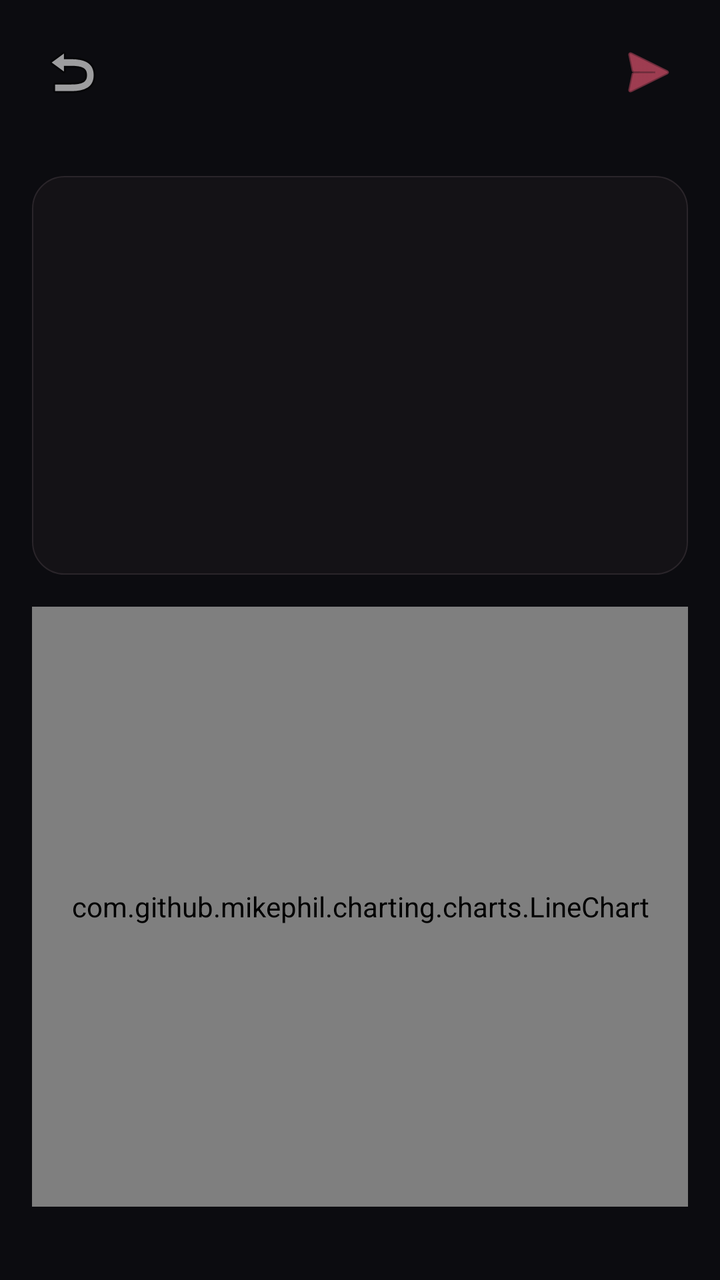
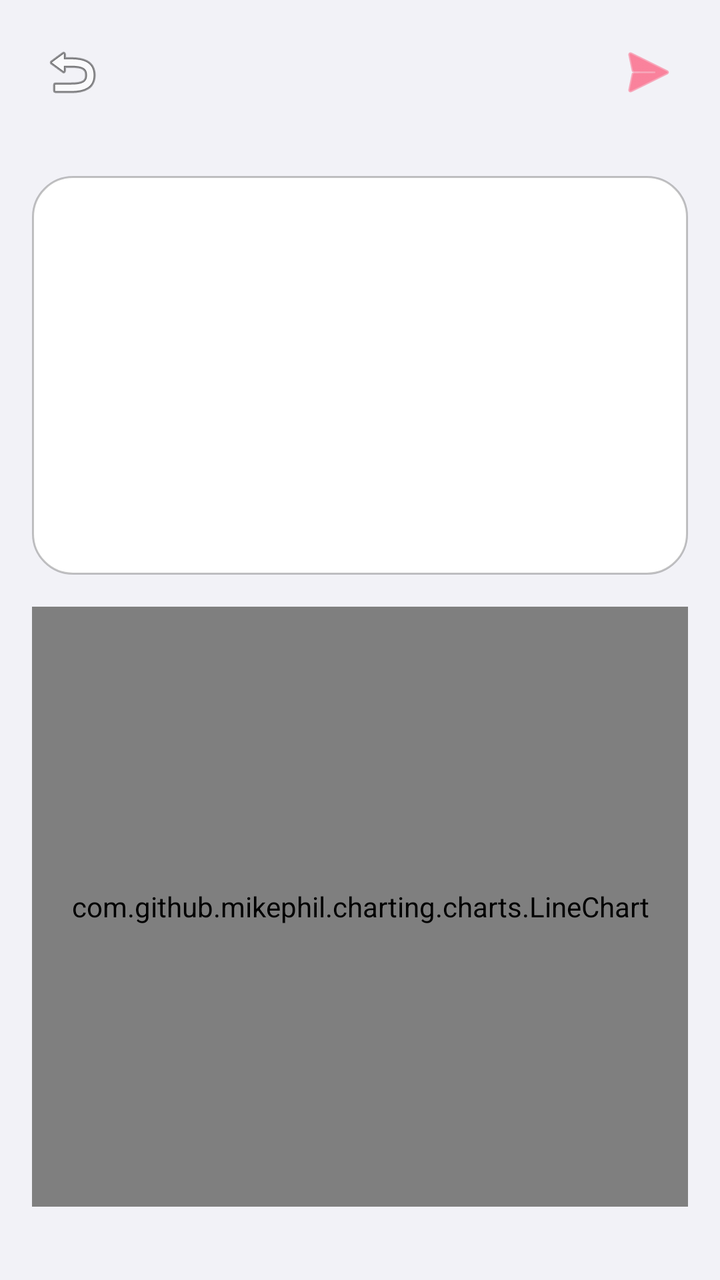

An Android layout rendered at two revisions. The XML below is the earlier revision; the diff shows what the commit changed to produce the second picture.
<!-- AndroidManifest.xml: activity theme AppTheme -->
<!-- res/layout/activity_game_records.xml -->
<?xml version="1.0" encoding="utf-8"?>
<LinearLayout xmlns:android="http://schemas.android.com/apk/res/android"
    android:layout_width="match_parent"
    android:layout_height="match_parent"
    android:orientation="vertical"
    android:background="#0c0c10">
    
    <LinearLayout
        android:layout_width="match_parent"
        android:layout_height="wrap_content"
        android:orientation="horizontal"
        android:gravity="center_vertical"
        android:padding="16dp">
        
        <ImageButton
            android:id="@+id/btnBack"
            android:layout_width="40dp"
            android:layout_height="40dp"
            android:src="@android:drawable/ic_menu_revert"
            android:background="?attr/selectableItemBackgroundBorderless"
            android:contentDescription="返回"
            android:importantForAccessibility="yes"/>
        
        <TextView
            android:id="@+id/tvAppName"
            android:layout_width="0dp"
            android:layout_height="wrap_content"
            android:layout_weight="1"
            android:textColor="#ff5d7c"
            android:textSize="18sp"
            android:textStyle="bold"
            android:layout_marginStart="16dp"/>
        
        <ImageButton
            android:id="@+id/btnShare"
            android:layout_width="40dp"
            android:layout_height="40dp"
            android:src="@android:drawable/ic_menu_send"
            android:background="?attr/selectableItemBackgroundBorderless"
            android:contentDescription="分享"
            android:importantForAccessibility="yes"
            android:tint="#ff5d7c"/>
    </LinearLayout>
    
    <ScrollView
        android:layout_width="match_parent"
        android:layout_height="0dp"
        android:layout_weight="1"
        android:padding="16dp">
        
        <LinearLayout
            android:layout_width="match_parent"
            android:layout_height="wrap_content"
            android:orientation="vertical">
            
            <LinearLayout
                android:layout_width="match_parent"
                android:layout_height="wrap_content"
                android:background="@drawable/glass_card"
                android:padding="16dp"
                android:orientation="vertical"
                android:layout_marginBottom="16dp">
                
                <TextView
                    android:id="@+id/tvStartTime"
                    android:layout_width="wrap_content"
                    android:layout_height="wrap_content"
                    android:textColor="#e2c2cf"
                    android:textSize="14sp"
                    android:layout_marginBottom="8dp"/>
                
                <TextView
                    android:id="@+id/tvEndTime"
                    android:layout_width="wrap_content"
                    android:layout_height="wrap_content"
                    android:textColor="#e2c2cf"
                    android:textSize="14sp"
                    android:layout_marginBottom="8dp"/>
                
                <TextView
                    android:id="@+id/tvDuration"
                    android:layout_width="wrap_content"
                    android:layout_height="wrap_content"
                    android:textColor="#e2c2cf"
                    android:textSize="14sp"
                    android:layout_marginBottom="8dp"/>
                
                <TextView
                    android:id="@+id/tvMaxHR"
                    android:layout_width="wrap_content"
                    android:layout_height="wrap_content"
                    android:textColor="#ff5d7c"
                    android:textSize="16sp"
                    android:textStyle="bold"
                    android:layout_marginBottom="8dp"/>
                
                <TextView
                    android:id="@+id/tvMinHR"
                    android:layout_width="wrap_content"
                    android:layout_height="wrap_content"
                    android:textColor="#ff5d7c"
                    android:textSize="16sp"
                    android:textStyle="bold"
                    android:layout_marginTop="8dp"/>

                <TextView
                    android:id="@+id/tvAvgHR"
                    android:layout_width="wrap_content"
                    android:layout_height="wrap_content"
                    android:textColor="#e2c2cf"
                    android:textSize="14sp"
                    android:layout_marginTop="8dp"/>
            </LinearLayout>
            
            <com.github.mikephil.charting.charts.LineChart
                android:id="@+id/lineChart"
                android:layout_width="match_parent"
                android:layout_height="300dp"
                android:background="@drawable/glass_card"/>
        </LinearLayout>
    </ScrollView>
</LinearLayout>
<!-- resources referenced by this layout -->
<resources>
  <!-- drawable glass_card (drawable) -->
  <?xml version="1.0" encoding="utf-8"?>
  <shape xmlns:android="http://schemas.android.com/apk/res/android">
      <solid android:color="#141216"/>
      <corners android:radius="16dp"/>
      <stroke android:width="0.5dp" android:color="#2a252a"/>
  </shape>
  <style name="AppTheme" parent="Theme.MaterialComponents.DayNight.NoActionBar">
          <item name="android:windowBackground">@color/splash_bg</item>
          <item name="android:statusBarColor">@android:color/transparent</item>
          <item name="android:navigationBarColor">@android:color/transparent</item>
      </style>
  <color name="splash_bg">#0c0c10</color>
</resources>

<!-- the commit's change to res/layout/activity_game_records.xml (unified diff, before → after) -->
@@ -3,7 +3,7 @@
     android:layout_width="match_parent"
     android:layout_height="match_parent"
     android:orientation="vertical"
-    android:background="#0c0c10">
+    android:background="@color/bg">
     
     <LinearLayout
         android:layout_width="match_parent"
@@ -26,7 +26,7 @@
             android:layout_width="0dp"
             android:layout_height="wrap_content"
             android:layout_weight="1"
-            android:textColor="#ff5d7c"
+            android:textColor="@color/accent"
             android:textSize="18sp"
             android:textStyle="bold"
             android:layout_marginStart="16dp"/>
@@ -39,7 +39,7 @@
             android:background="?attr/selectableItemBackgroundBorderless"
             android:contentDescription="分享"
             android:importantForAccessibility="yes"
-            android:tint="#ff5d7c"/>
+            android:tint="@color/accent"/>
     </LinearLayout>
     
     <ScrollView
@@ -65,7 +65,7 @@
                     android:id="@+id/tvStartTime"
                     android:layout_width="wrap_content"
                     android:layout_height="wrap_content"
-                    android:textColor="#e2c2cf"
+                    android:textColor="@color/label"
                     android:textSize="14sp"
                     android:layout_marginBottom="8dp"/>
                 
@@ -73,7 +73,7 @@
                     android:id="@+id/tvEndTime"
                     android:layout_width="wrap_content"
                     android:layout_height="wrap_content"
-                    android:textColor="#e2c2cf"
+                    android:textColor="@color/label"
                     android:textSize="14sp"
                     android:layout_marginBottom="8dp"/>
                 
@@ -81,7 +81,7 @@
                     android:id="@+id/tvDuration"
                     android:layout_width="wrap_content"
                     android:layout_height="wrap_content"
-                    android:textColor="#e2c2cf"
+                    android:textColor="@color/label"
                     android:textSize="14sp"
                     android:layout_marginBottom="8dp"/>
                 
@@ -89,7 +89,7 @@
                     android:id="@+id/tvMaxHR"
                     android:layout_width="wrap_content"
                     android:layout_height="wrap_content"
-                    android:textColor="#ff5d7c"
+                    android:textColor="@color/accent"
                     android:textSize="16sp"
                     android:textStyle="bold"
                     android:layout_marginBottom="8dp"/>
@@ -98,7 +98,7 @@
                     android:id="@+id/tvMinHR"
                     android:layout_width="wrap_content"
                     android:layout_height="wrap_content"
-                    android:textColor="#ff5d7c"
+                    android:textColor="@color/accent"
                     android:textSize="16sp"
                     android:textStyle="bold"
                     android:layout_marginTop="8dp"/>
@@ -107,7 +107,7 @@
                     android:id="@+id/tvAvgHR"
                     android:layout_width="wrap_content"
                     android:layout_height="wrap_content"
-                    android:textColor="#e2c2cf"
+                    android:textColor="@color/label"
                     android:textSize="14sp"
                     android:layout_marginTop="8dp"/>
             </LinearLayout>
<!-- resource entries referenced after the edit -->
@@ -1,17 +1,32 @@
 <!-- resources referenced by this layout -->
 <resources>
+  <color name="accent">#FF375F</color>
+  <color name="bg">#F2F2F7</color>
+  <color name="label">#1C1C1E</color>
   <!-- drawable glass_card (drawable) -->
   <?xml version="1.0" encoding="utf-8"?>
   <shape xmlns:android="http://schemas.android.com/apk/res/android">
-      <solid android:color="#141216"/>
-      <corners android:radius="16dp"/>
-      <stroke android:width="0.5dp" android:color="#2a252a"/>
+      <solid android:color="@color/card"/>
+      <corners android:radius="20dp"/>
+      <stroke android:width="1dp" android:color="@color/separator"/>
   </shape>
-  <style name="AppTheme" parent="Theme.MaterialComponents.DayNight.NoActionBar">
-          <item name="android:windowBackground">@color/splash_bg</item>
+  <style name="AppTheme" parent="Theme.Material3.DayNight.NoActionBar">
+          <item name="colorPrimary">@color/accent</item>
+          <item name="colorOnPrimary">@color/on_accent</item>
+          <item name="colorSurface">@color/card</item>
+          <item name="colorOnSurface">@color/label</item>
+          <item name="colorOnSurfaceVariant">@color/label_secondary</item>
+          <item name="colorOutline">@color/separator</item>
+          <item name="android:windowBackground">@color/bg</item>
           <item name="android:statusBarColor">@android:color/transparent</item>
           <item name="android:navigationBarColor">@android:color/transparent</item>
+          <item name="android:windowLightStatusBar">true</item>
+          <item name="android:windowLightNavigationBar">true</item>
+          <item name="android:fontFamily">sans-serif</item>
       </style>
-  <color name="splash_bg">#0c0c10</color>
+  <color name="card">#FFFFFF</color>
+  <color name="separator">#3C000000</color>
+  <color name="on_accent">#FFFFFF</color>
+  <color name="label_secondary">#636366</color>
 </resources>
 
